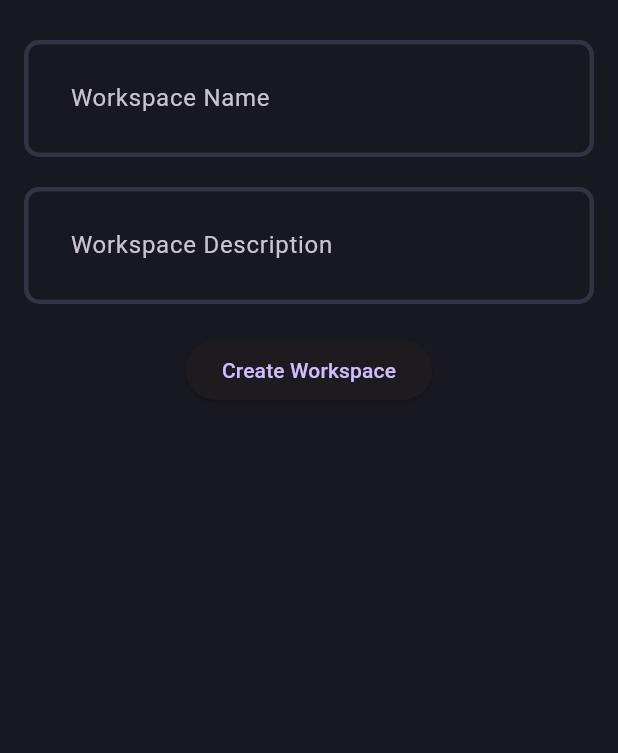
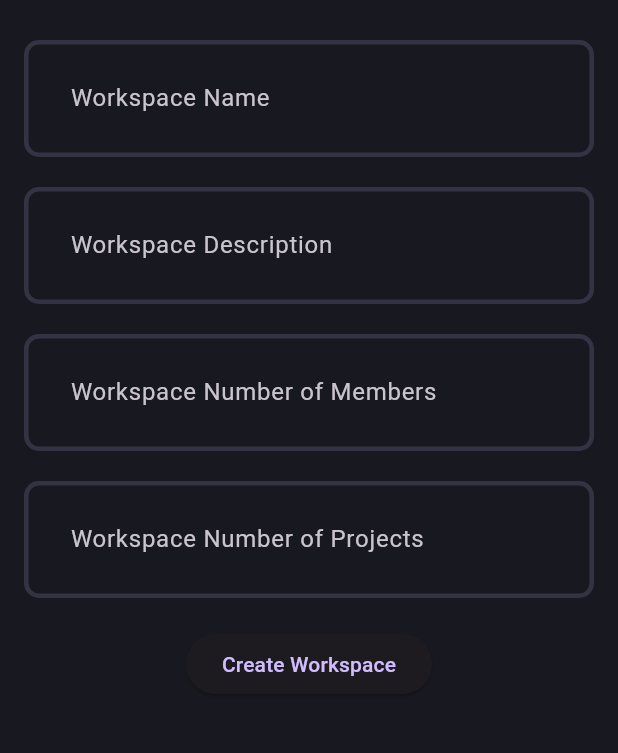
Before and after one commit to OmarAyman85/FocusFlow, a Flutter app: the WorkspacePage screen opened by its route, after a tap on the "add" icon, on a phone screen of 412 x 824 dp, the part 68-821 px from its top. Run offline on Flutter 3.47's test engine with Material 3 defaults, Android fonts, the phone set to English and light mode, and no system bars; our stand-ins replace cloud_firestore, dartz, firebase_auth, firebase_core, flutter_bloc, get_it and 1 more; accounts and stored records are empty.

Commit message:
Workspace Pages + functionalities before Firebase connection

```diff
--- a/lib/features/workspace/domain/entities/workspace.dart
+++ b/lib/features/workspace/domain/entities/workspace.dart
@@ -1,6 +1,13 @@
 class Workspace {
   final String name;
   final String description;
+  final int numberOfMembers;
+  final int numberOfProjects;
 
-  Workspace({required this.name, required this.description});
+  Workspace({
+    required this.name,
+    required this.description,
+    required this.numberOfMembers,
+    required this.numberOfProjects,
+  });
 }
--- a/lib/features/workspace/presentation/pages/workspace_form.dart
+++ b/lib/features/workspace/presentation/pages/workspace_form.dart
@@ -19,6 +19,8 @@ class _WorkspaceFormState extends State<WorkspaceForm> {
   final _formKey = GlobalKey<FormState>();
   String _workspaceName = '';
   String _workspaceDescription = '';
+  int _workspaceNumberOfMembers = 0;
+  int _workspaceNumberOfProjects = 0;
 
   void _submitForm() {
     if (_formKey.currentState?.validate() ?? false) {
@@ -26,6 +28,8 @@ class _WorkspaceFormState extends State<WorkspaceForm> {
       context.read<WorkspaceCubit>().addWorkspace(
         _workspaceName,
         _workspaceDescription,
+        _workspaceNumberOfMembers,
+        _workspaceNumberOfProjects,
       );
       Navigator.of(context).pop(); // Return to previous screen
     }
@@ -128,6 +132,32 @@ class _WorkspaceFormState extends State<WorkspaceForm> {
                   onSaved: (value) => _workspaceDescription = value!,
                 ),
                 const SizedBox(height: 20),
+                TextFormField(
+                  decoration: const InputDecoration(
+                    labelText: 'Workspace Number of Members',
+                  ),
+                  validator:
+                      (value) =>
+                          value == null || value.isEmpty
+                              ? 'Enter a number'
+                              : null,
+                  onSaved:
+                      (value) => _workspaceNumberOfMembers = int.parse(value!),
+                ),
+                const SizedBox(height: 20),
+                TextFormField(
+                  decoration: const InputDecoration(
+                    labelText: 'Workspace Number of Projects',
+                  ),
+                  validator:
+                      (value) =>
+                          value == null || value.isEmpty
+                              ? 'Enter a number'
+                              : null,
+                  onSaved:
+                      (value) => _workspaceNumberOfProjects = int.parse(value!),
+                ),
+                const SizedBox(height: 20),
                 ElevatedButton(
                   onPressed: _submitForm,
                   child: const Text('Create Workspace'),
--- a/lib/features/workspace/presentation/pages/workspace_page.dart
+++ b/lib/features/workspace/presentation/pages/workspace_page.dart
@@ -129,6 +129,14 @@ class WorkspacePage extends StatelessWidget {
                               workspace.description,
                               style: Theme.of(context).textTheme.bodyMedium,
                             ),
+                            Text(
+                              'Number of Members: ${workspace.numberOfMembers.toString()}',
+                              style: Theme.of(context).textTheme.bodyMedium,
+                            ),
+                            Text(
+                              'Number of Projects: ${workspace.numberOfProjects.toString()}',
+                              style: Theme.of(context).textTheme.bodyMedium,
+                            ),
                           ],
                         ),
                       ],
```
Also changed, not shown: lib/features/workspace/presentation/cubit/workspace_cubit.dart (+14 -3 lines).
